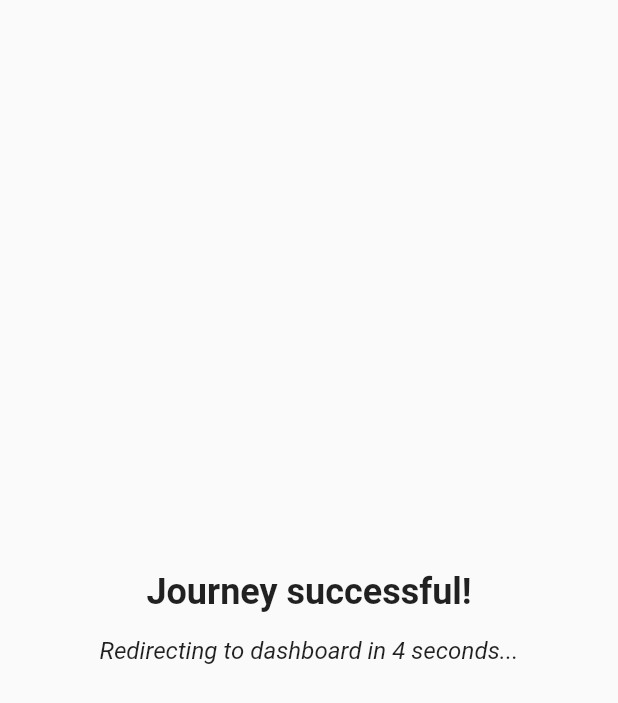
After one commit to anushka567/DBIS_2023_carpool, a Flutter app: the JourneySuccess screen opened directly, on a phone screen of 412 x 824 dp. The commit adds this screen. Shown: the top 703 px of the screen. Run offline on Flutter 3.47's test engine with Material 2 defaults, Android fonts, the phone set to English and light mode, and no system bars; our stand-ins replace firebase_auth, flutter_local_notifications, flutter_map, geolocator, latlong2; missing offline and left inert: flutter_osm_plugin, open_street_map_search_and_pick; accounts and stored records are empty.

Commit message:
some animation

```diff
--- /dev/null
+++ b/lib/JourneySuccess.dart
@@ -0,0 +1,68 @@
+
+
+import 'dart:async';
+import 'package:cabshare/DriverDashboard.dart';
+import 'package:flutter/material.dart';
+
+class JourneySuccess extends StatefulWidget {
+  @override
+  _JourneySuccessState createState() => _JourneySuccessState();
+}
+
+class _JourneySuccessState extends State<JourneySuccess> {
+  int _countdown = 5;
+
+  @override
+  void initState() {
+    super.initState();
+    startCountdown();
+  }
+
+  void startCountdown() {
+    Timer.periodic(Duration(seconds: 1), (timer) {
+      setState(() {
+        _countdown--;
+      });
+      if (_countdown == 0) {
+        timer.cancel();
+        redirectToDashboard();
+      }
+    });
+  }
+
+  void redirectToDashboard() {
+    //Navigator.pushReplacementNamed(context, '/dashboard');
+    Navigator.pushReplacement(context, MaterialPageRoute(
+                      builder: (BuildContext context) =>
+                          DriverDashboardPage(),
+                    ));
+  }
+
+  @override
+  Widget build(BuildContext context) {
+    return Scaffold(
+      body: Center(
+        child: Column(
+          mainAxisAlignment: MainAxisAlignment.center,
+          children: [
+            Text(
+              'Journey successful!',
+              style: TextStyle(
+                fontSize: 24,
+                fontWeight: FontWeight.bold,
+              ),
+            ),
+            SizedBox(height: 16),
+            Text(
+              'Redirecting to dashboard in $_countdown seconds...',
+              style: TextStyle(
+                fontSize: 16,
+                fontStyle: FontStyle.italic,
+              ),
+            ),
+          ],
+        ),
+      ),
+    );
+  }
+}
```
Also changed, not shown: lib/drive_from_to.dart (+62 -13 lines).
